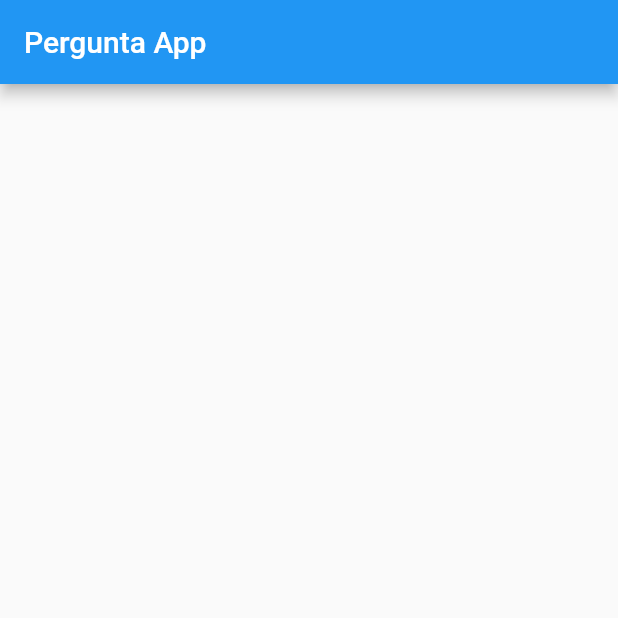
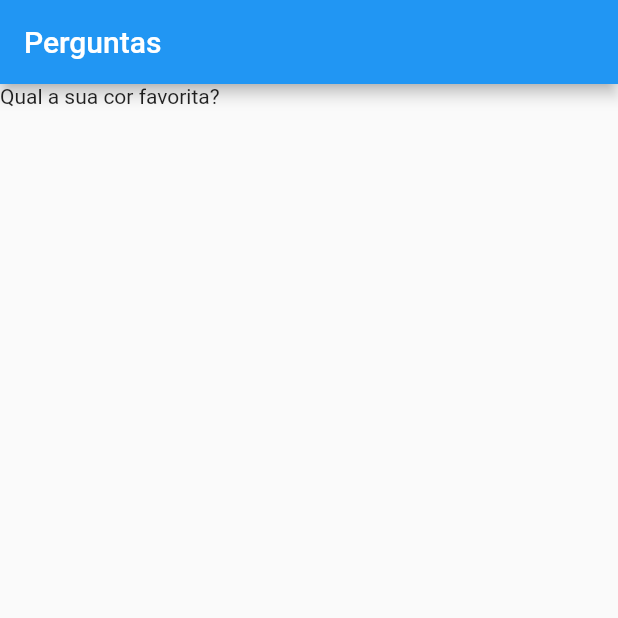
Before and after one commit to jesifreire/ProjetoQuizFlutter, a Flutter app: the screen it shows after launch, on a phone screen of 412 x 824 dp, the top half of it. Run offline on Flutter 3.47's test engine with Material 2 defaults, Android fonts, the phone set to English and light mode, and no system bars.

Commit message:
Primeira parte do desenvolvimento

```diff
--- a/projeto_perguntas/lib/main.dart
+++ b/projeto_perguntas/lib/main.dart
@@ -7,13 +7,20 @@ void main() {
 class PerguntaApp extends StatelessWidget {
   @override
   Widget build(BuildContext context) {
+    final Perguntas = [
+      'Qual a sua cor favorita?',
+      'Qual é o seu animal favorito?',
+    ];
+
     return MaterialApp(
       home: Scaffold(
         appBar: AppBar(
-          title: Text('Pergunta App'),
+          title: Text('Perguntas'),
         ),
         body: Column(
-          children: <Widget>[],
+          children: <Widget>[
+            Text(Perguntas[0]),
+          ],
         ),
       ),
     );
```
